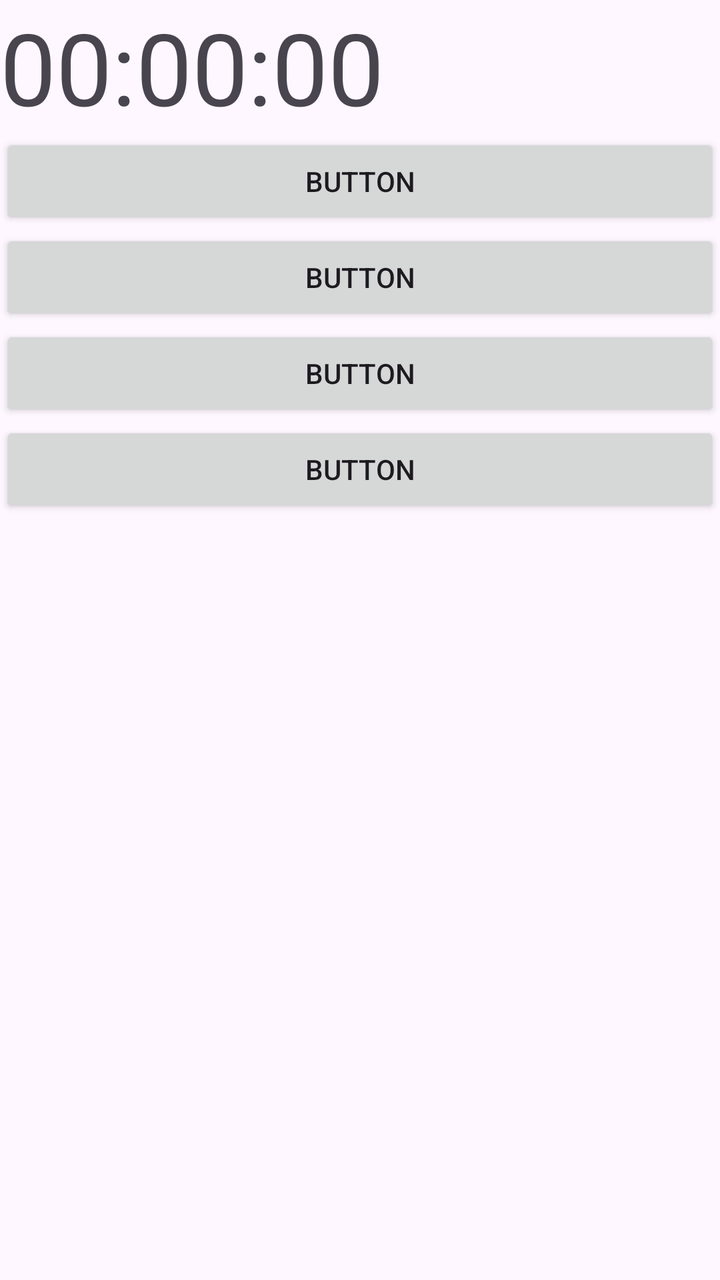
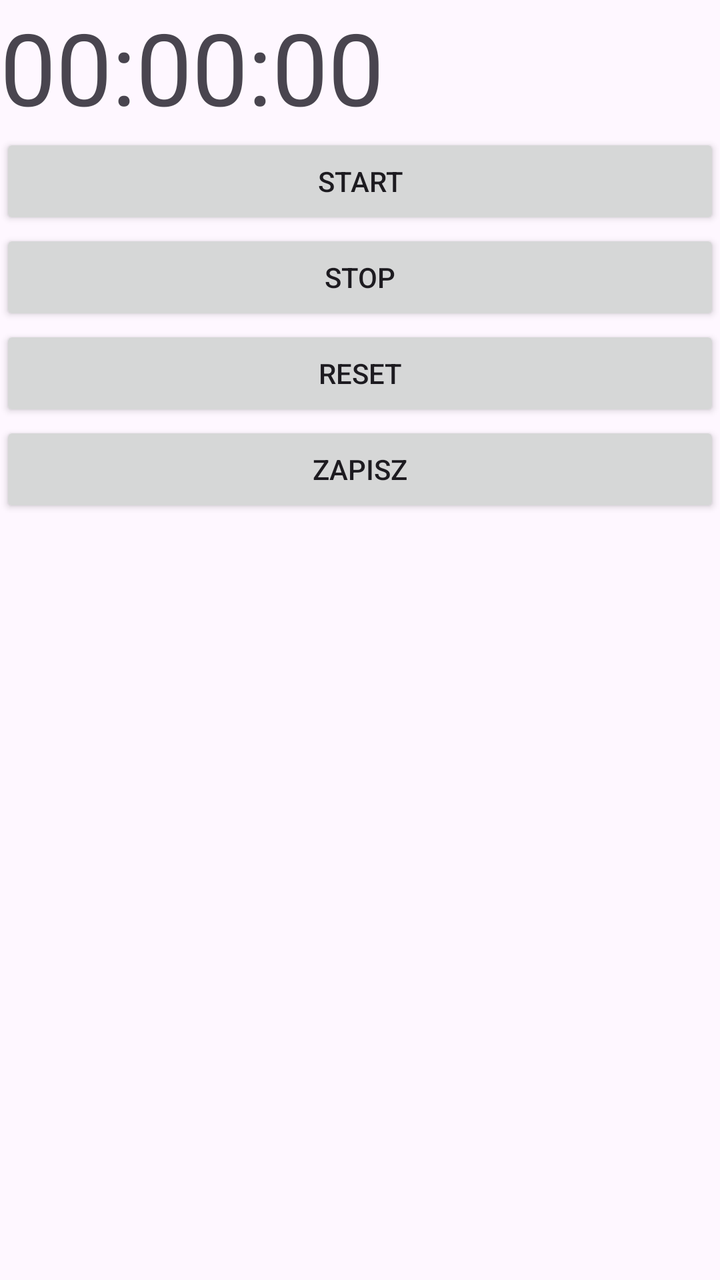

Before-and-after screenshots of an Android layout around one commit, followed by the original layout XML and the change that was made.
<!-- AndroidManifest.xml: application theme Theme.Timery -->
<!-- res/layout/activity_main.xml -->
<?xml version="1.0" encoding="utf-8"?>
<androidx.constraintlayout.widget.ConstraintLayout xmlns:android="http://schemas.android.com/apk/res/android"
    xmlns:app="http://schemas.android.com/apk/res-auto"
    xmlns:tools="http://schemas.android.com/tools"
    android:id="@+id/main"
    android:layout_width="match_parent"
    android:layout_height="match_parent"
    tools:context=".MainActivity" >

    <LinearLayout
        android:layout_width="match_parent"
        android:layout_height="match_parent"
        android:orientation="vertical"
        tools:layout_editor_absoluteX="0dp"
        tools:layout_editor_absoluteY="0dp">

        <TextView
            android:id="@+id/textView"
            android:layout_width="match_parent"
            android:layout_height="wrap_content"
            android:textAlignment="center"
            android:textSize="50dp"
            android:text="00:00:00" />

        <Button
            android:id="@+id/button1"
            android:layout_width="match_parent"
            android:layout_height="wrap_content"
            android:text="Button" />

        <Button
            android:id="@+id/button2"
            android:layout_width="match_parent"
            android:layout_height="wrap_content"
            android:text="Button" />

        <Button
            android:id="@+id/button3"
            android:layout_width="match_parent"
            android:layout_height="wrap_content"
            android:text="Button" />

        <Button
            android:id="@+id/button4"
            android:layout_width="match_parent"
            android:layout_height="wrap_content"
            android:text="Button" />
    </LinearLayout>
</androidx.constraintlayout.widget.ConstraintLayout>
<!-- resources referenced by this layout -->
<resources>
  <style name="Theme.Timery" parent="Base.Theme.Timery" />
  <style name="Base.Theme.Timery" parent="Theme.Material3.DayNight.NoActionBar">
          
          
      </style>
</resources>

<!-- the commit's change to res/layout/activity_main.xml (unified diff, before → after) -->
@@ -26,24 +26,28 @@
             android:id="@+id/button1"
             android:layout_width="match_parent"
             android:layout_height="wrap_content"
-            android:text="Button" />
+            android:text="Start" />
 
         <Button
             android:id="@+id/button2"
             android:layout_width="match_parent"
             android:layout_height="wrap_content"
-            android:text="Button" />
+            android:text="Stop" />
 
         <Button
             android:id="@+id/button3"
             android:layout_width="match_parent"
             android:layout_height="wrap_content"
-            android:text="Button" />
+            android:text="Reset" />
 
         <Button
             android:id="@+id/button4"
             android:layout_width="match_parent"
             android:layout_height="wrap_content"
-            android:text="Button" />
+            android:text="Zapisz" />
+
+        <ListView
+            android:layout_width="match_parent"
+            android:layout_height="match_parent" />
     </LinearLayout>
 </androidx.constraintlayout.widget.ConstraintLayout>
